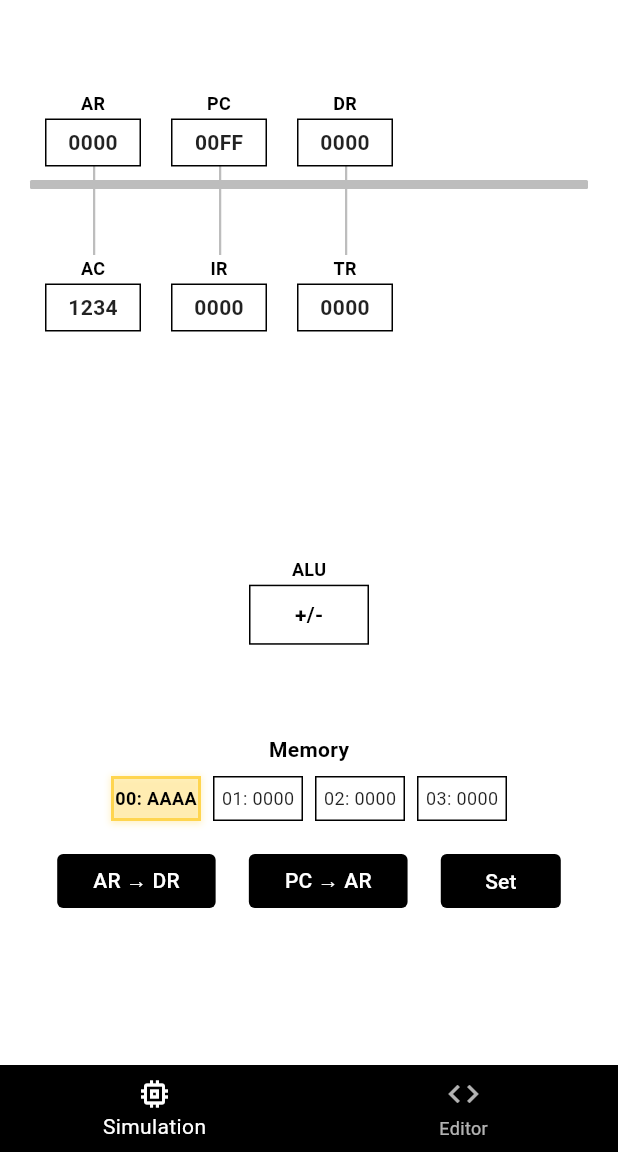
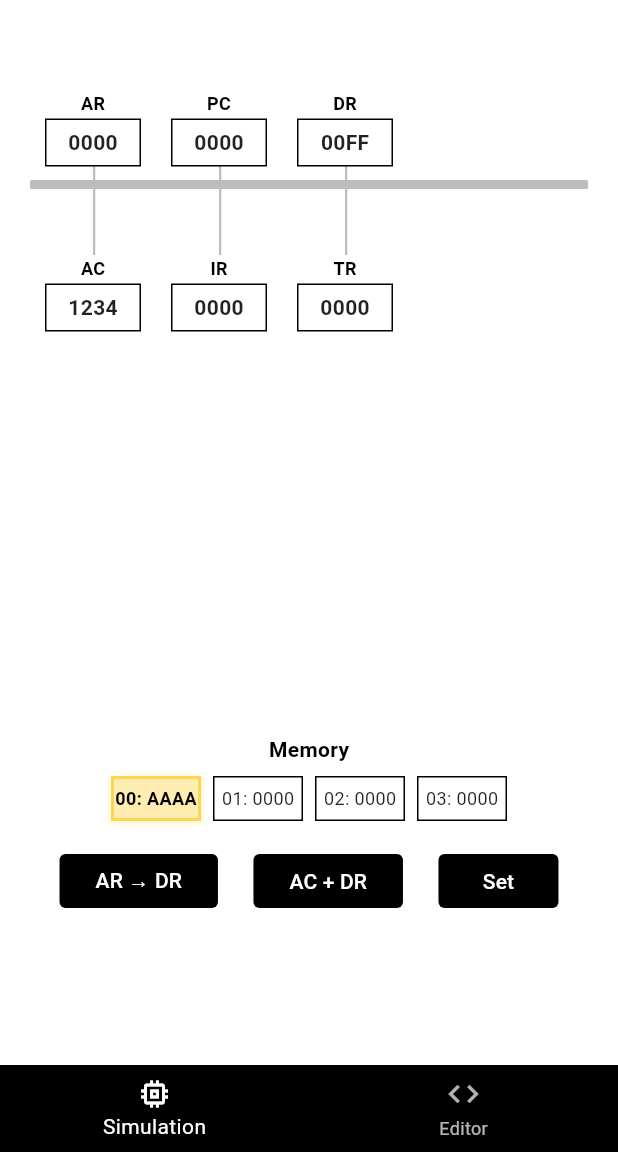
Before and after one commit to R4f4y04/mano_simp, a Flutter app: the screen it shows after launch, after a tap on "Set", on a phone screen of 412 x 824 dp, the part 84-1236 px from its top. Run offline on Flutter 3.47's test engine with Material 3 defaults, Android fonts, the phone set to English and light mode, and no system bars; our stand-ins replace google_fonts; Roboto replaces fonts that are missing (RobotoMono).

Commit message:
removed alu, alu funcitonallity occurs inside ac now

```diff
--- a/mano_simp/lib/models/simulation_state.dart
+++ b/mano_simp/lib/models/simulation_state.dart
@@ -3,8 +3,6 @@ class SimulationState {
   bool isHighlightedBus = false;
   String? sourceRegister;
   String? destinationRegister;
-
-  // ALU state
   bool isAluActive = false;
 
   // Memory state
--- a/mano_simp/lib/screens/simulation_screen.dart
+++ b/mano_simp/lib/screens/simulation_screen.dart
@@ -3,7 +3,6 @@ import 'package:provider/provider.dart';
 import 'package:mano_simp/providers/simulation_provider.dart';
 import 'package:mano_simp/widgets/register_widget.dart';
 import 'package:mano_simp/widgets/bus_widget.dart';
-import 'package:mano_simp/widgets/alu_widget.dart';
 import 'package:mano_simp/widgets/memory_grid.dart';
 
 class SimulationScreen extends StatelessWidget {
@@ -31,11 +30,6 @@ class SimulationScreen extends StatelessWidget {
                   ...simulationProvider.registers
                       .map((register) => RegisterWidget(register: register))
                       .toList(),
-
-                  // ALU
-                  ALUWidget(
-                    aluConfig: simulationProvider.aluConfig,
-                  ),
                 ],
               ),
             ),
@@ -78,9 +72,9 @@ class SimulationScreen extends StatelessWidget {
                                 MaterialStateProperty.all(Size(80, 36)),
                           ),
                           onPressed: () {
-                            simulationProvider.simulateBusTransfer('PC', 'AR');
+                            simulationProvider.simulateAdd('DR');
                           },
-                          child: Text('PC → AR'),
+                          child: Text('AC + DR'),
                         ),
                         ElevatedButton(
                           style: ButtonStyle(
@@ -89,7 +83,7 @@ class SimulationScreen extends StatelessWidget {
                           ),
                           onPressed: () {
                             simulationProvider.setRegisterValue('AC', 0x1234);
-                            simulationProvider.setRegisterValue('PC', 0x00FF);
+                            simulationProvider.setRegisterValue('DR', 0x00FF);
                             simulationProvider.setMemoryValue(0, 0xAAAA);
                           },
                           child: Text('Set'),
```
Also changed, not shown: mano_simp/lib/providers/simulation_provider.dart (+53 -21 lines).
